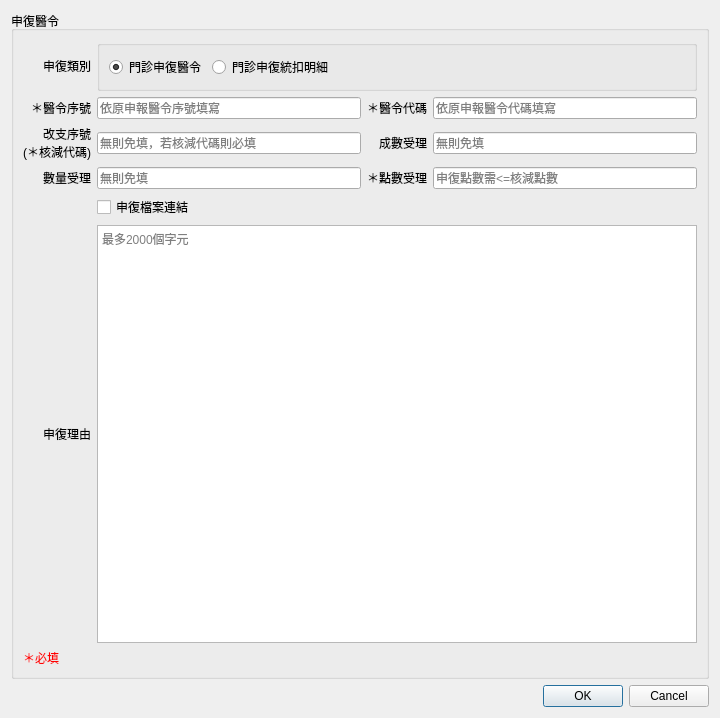
Above: ui/dialog_ins_appeal_items.ui from picacat/pymedical before the change. Below: the same form after it.
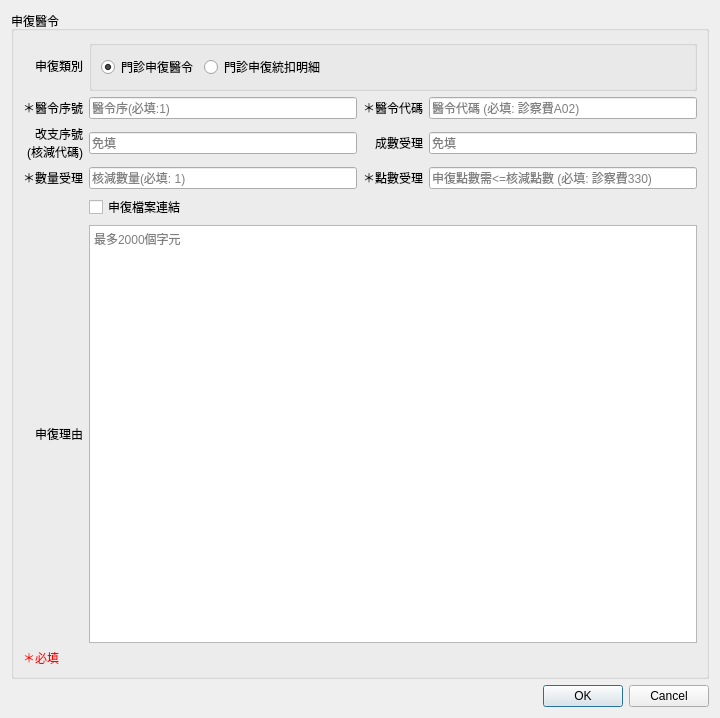
That is the form after the change.

The edit to the form file:
```diff
--- a/ui/dialog_ins_appeal_items.ui
+++ b/ui/dialog_ins_appeal_items.ui
@@ -72,7 +72,7 @@
       <item row="6" column="0">
        <widget class="QLabel" name="label_order_seq_2">
         <property name="text">
-         <string>數量受理</string>
+         <string>＊數量受理</string>
         </property>
         <property name="alignment">
          <set>Qt::AlignRight|Qt::AlignTrailing|Qt::AlignVCenter</set>
@@ -85,7 +85,7 @@
          <bool>false</bool>
         </property>
         <property name="placeholderText">
-         <string>無則免填，若核減代碼則必填</string>
+         <string>免填</string>
         </property>
        </widget>
       </item>
@@ -95,7 +95,7 @@
          <bool>false</bool>
         </property>
         <property name="placeholderText">
-         <string>依原申報醫令代碼填寫</string>
+         <string>醫令代碼 (必填: 診察費A02) </string>
         </property>
        </widget>
       </item>
@@ -105,7 +105,7 @@
          <bool>false</bool>
         </property>
         <property name="placeholderText">
-         <string>無則免填</string>
+         <string>免填</string>
         </property>
        </widget>
       </item>
@@ -113,7 +113,7 @@
        <widget class="QLabel" name="label_order_seq">
         <property name="text">
          <string>改支序號
-(＊核減代碼)</string>
+(核減代碼)</string>
         </property>
         <property name="alignment">
          <set>Qt::AlignRight|Qt::AlignTrailing|Qt::AlignVCenter</set>
@@ -185,7 +185,7 @@
          <bool>false</bool>
         </property>
         <property name="placeholderText">
-         <string>無則免填</string>
+         <string>核減數量(必填: 1)</string>
         </property>
        </widget>
       </item>
@@ -205,7 +205,7 @@
          <bool>false</bool>
         </property>
         <property name="placeholderText">
-         <string>申復點數需&lt;=核減點數</string>
+         <string>申復點數需&lt;=核減點數 (必填: 診察費330)</string>
         </property>
        </widget>
       </item>
@@ -218,7 +218,7 @@
          <bool>false</bool>
         </property>
         <property name="placeholderText">
-         <string>依原申報醫令序號填寫</string>
+         <string>醫令序(必填:1)</string>
         </property>
        </widget>
       </item>
```
